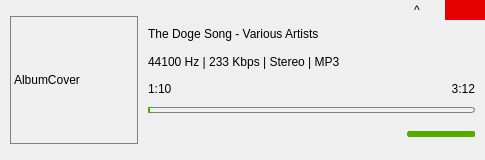
BLumia/pineapple-music, file mainwindow.ui: the form before one commit.
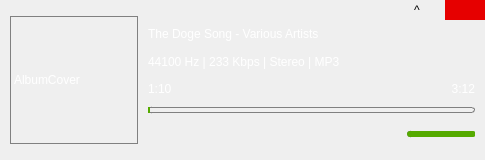
The form after the commit. Icons and pictures are not drawn. Custom widgets are drawn as their Qt base class.

Diff of the .ui file:
```diff
--- a/mainwindow.ui
+++ b/mainwindow.ui
@@ -88,7 +88,11 @@
 
 /****** Label ******/
 
-QLabel#coverLabel{
+QLabel {
+	color: white;
+}
+
+QLabel#coverLabel {
 	border: 1px solid grey;
 }</string>
   </property>
```
Left out of the diff: 8 changed lines with no effect on the pictures.
